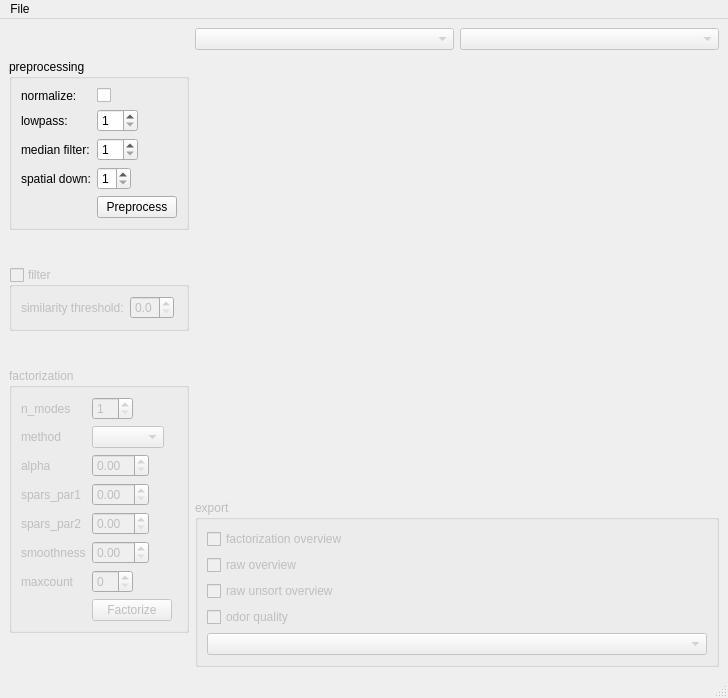
Old version of the form main_gui/main_window.ui in the repository dedan/DrosCalciumAnalyse.
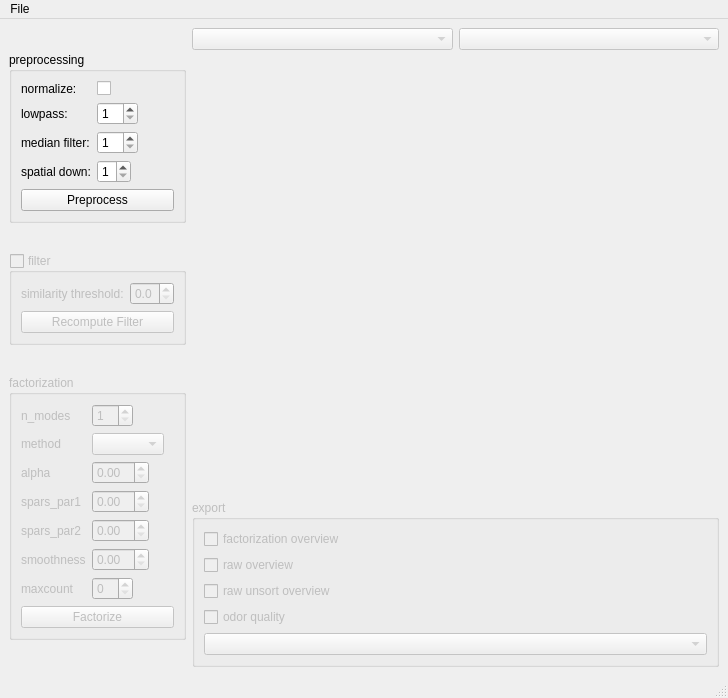
New version of the form. Custom widgets are drawn as their Qt base class.

Commit message: add recompute filter button to make UI more responsive

Patch:
```diff
--- a/main_gui/main_window.ui
+++ b/main_gui/main_window.ui
@@ -115,7 +115,7 @@
            </property>
           </widget>
          </item>
-         <item row="4" column="1">
+         <item row="4" column="0" colspan="2">
           <widget class="QPushButton" name="preprocess_button">
            <property name="text">
             <string>Preprocess</string>
@@ -169,6 +169,13 @@
            </property>
           </widget>
          </item>
+         <item row="2" column="0" colspan="2">
+          <widget class="QPushButton" name="recompute_filter_button">
+           <property name="text">
+            <string>Recompute Filter</string>
+           </property>
+          </widget>
+         </item>
         </layout>
        </widget>
       </item>
@@ -264,7 +271,7 @@
          <item row="6" column="1">
           <widget class="QSpinBox" name="maxcount_spinner"/>
          </item>
-         <item row="7" column="1">
+         <item row="7" column="0" colspan="2">
           <widget class="QPushButton" name="factorize_button">
            <property name="text">
             <string>Factorize</string>
```
The commit also changes 2 other files.
